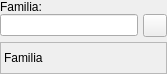
Qt form bulmages/bulmafact/src/busquedafamiliabase.ui (eboladev/Bulmages-1) before a commit.
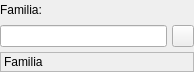
The same form after that commit. Icons and pictures are not drawn.

What changed in the file:
```diff
--- a/bulmages/bulmafact/src/busquedafamiliabase.ui
+++ b/bulmages/bulmafact/src/busquedafamiliabase.ui
@@ -5,69 +5,61 @@
    <rect>
     <x>0</x>
     <y>0</y>
-    <width>167</width>
-    <height>74</height>
+    <width>194</width>
+    <height>72</height>
    </rect>
   </property>
   <property name="windowTitle" >
    <string>Form1</string>
   </property>
-  <layout class="QVBoxLayout" >
-   <property name="margin" >
+  <layout class="QGridLayout" >
+   <property name="leftMargin" >
     <number>0</number>
    </property>
-   <property name="spacing" >
+   <property name="topMargin" >
     <number>0</number>
    </property>
-   <item>
-    <layout class="QVBoxLayout" >
-     <property name="margin" >
+   <property name="rightMargin" >
       <number>0</number>
      </property>
-     <property name="spacing" >
-      <number>5</number>
-     </property>
-     <item>
-      <layout class="QVBoxLayout" >
-       <property name="margin" >
+   <property name="bottomMargin" >
         <number>0</number>
        </property>
-       <property name="spacing" >
-        <number>0</number>
-       </property>
-       <item>
+   <property name="horizontalSpacing" >
+    <number>5</number>
+   </property>
+   <property name="verticalSpacing" >
+    <number>5</number>
+   </property>
+   <item row="0" column="0" colspan="2" >
         <widget class="QLabel" name="label" >
          <property name="text" >
           <string>Familia:</string>
          </property>
         </widget>
        </item>
-       <item>
-        <layout class="QHBoxLayout" >
-         <property name="margin" >
-          <number>0</number>
-         </property>
-         <property name="spacing" >
-          <number>5</number>
-         </property>
-         <item>
+   <item row="1" column="0" >
           <widget class="QLineEdit" name="m_codigocompletofamilia" >
            <property name="sizePolicy" >
-            <sizepolicy>
-             <hsizetype>5</hsizetype>
-             <vsizetype>0</vsizetype>
+      <sizepolicy vsizetype="Fixed" hsizetype="Preferred" >
              <horstretch>0</horstretch>
              <verstretch>0</verstretch>
             </sizepolicy>
            </property>
           </widget>
          </item>
-         <item>
+   <item row="1" column="1" >
           <widget class="QToolButton" name="mui_buscar" >
            <property name="minimumSize" >
             <size>
-             <width>21</width>
-             <height>21</height>
+       <width>22</width>
+       <height>22</height>
+      </size>
+     </property>
+     <property name="maximumSize" >
+      <size>
+       <width>22</width>
+       <height>22</height>
             </size>
            </property>
            <property name="text" >
@@ -76,18 +68,18 @@
            <property name="icon" >
             <iconset resource="../../bulmages.qrc" >:/Images/edit-find.svg</iconset>
            </property>
-          </widget>
-         </item>
-        </layout>
-       </item>
-      </layout>
-     </item>
-     <item>
+     <property name="iconSize" >
+      <size>
+       <width>22</width>
+       <height>22</height>
+      </size>
+     </property>
+    </widget>
+   </item>
+   <item row="2" column="0" colspan="2" >
       <widget class="QLabel" name="m_nombrefamilia" >
        <property name="sizePolicy" >
-        <sizepolicy>
-         <hsizetype>7</hsizetype>
-         <vsizetype>5</vsizetype>
+      <sizepolicy vsizetype="Preferred" hsizetype="Expanding" >
          <horstretch>0</horstretch>
          <verstretch>0</verstretch>
         </sizepolicy>
@@ -99,8 +91,6 @@
         <string>Familia</string>
        </property>
       </widget>
-     </item>
-    </layout>
    </item>
   </layout>
  </widget>
```
Lines whose indentation alone changed are shown as unchanged.
